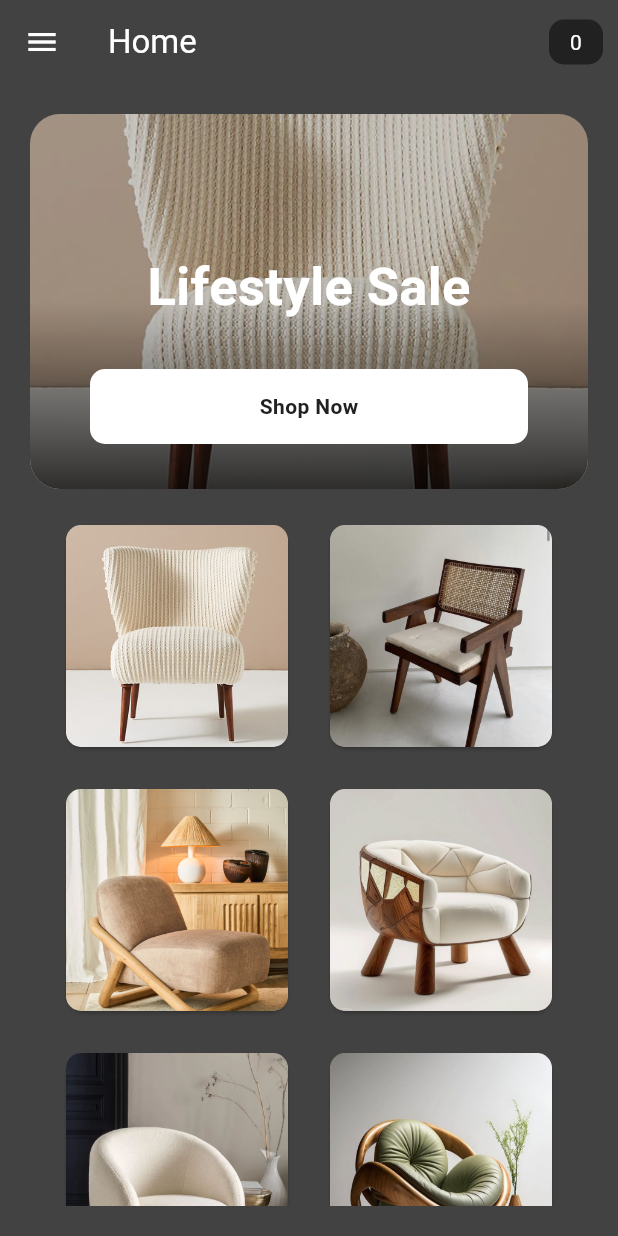
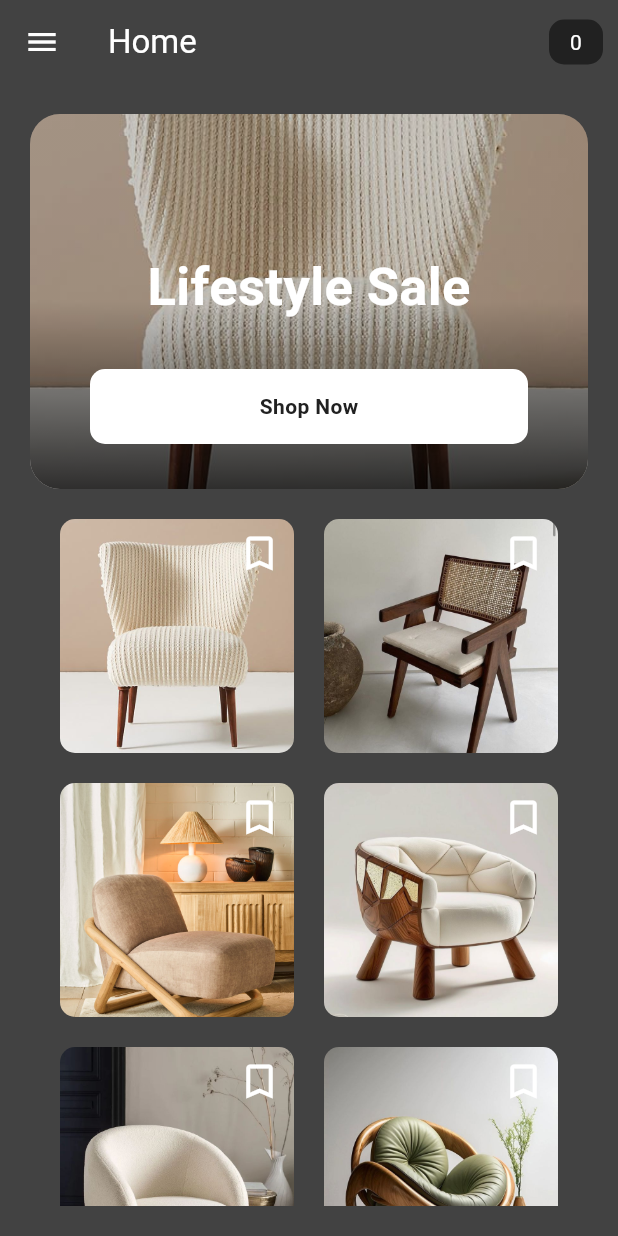
Before and after one commit to evcadhan021/grid_ui_with_animation, a Flutter app: the screen it shows after launch, on a phone screen of 412 x 824 dp. Run offline on Flutter 3.47's test engine with Material 3 defaults, Android fonts, the phone set to English and light mode, and no system bars.

Commit message:
gridview_ui_with_animation is Done

```diff
--- a/lib/main.dart
+++ b/lib/main.dart
@@ -24,13 +24,14 @@ class _HomePageState extends State<HomePage> {
     'assets/images/six.jpg',
   ];
 
+  // List to track bookmarked items
+  final List<bool> _isBookmarked = List<bool>.filled(6, false);
+
   @override
   Widget build(BuildContext context) {
     return Scaffold(
       backgroundColor: Colors.grey[800],
       appBar: AppBar(
-        // title: Text('Flutter App'),
-        // centerTitle: true,
         backgroundColor: Colors.transparent,
         leading: const Icon(
           Icons.menu,
@@ -125,23 +126,48 @@ class _HomePageState extends State<HomePage> {
                   padding: const EdgeInsets.all(20.0),
                   crossAxisSpacing: 20.0,
                   mainAxisSpacing: 20.0,
+                  children: List.generate(
+                    _listItem.length,
+                    (index) => Stack(
                       children: [
-                ..._listItem.map((item) => Card(
-                      child: Container(
+                        Container(
                           decoration: BoxDecoration(
                             borderRadius: BorderRadius.circular(10),
                             image: DecorationImage(
-                            image: AssetImage(item),
+                              image: AssetImage(_listItem[index]),
                               fit: BoxFit.cover,
                             ),
                           ),
                         ),
-                    )),
-              ],
-            ))
+                        Positioned(
+                          top: 8,
+                          right: 8,
+                          child: GestureDetector(
+                            onTap: () {
+                              setState(() {
+                                _isBookmarked[index] = !_isBookmarked[index];
+                              });
+                            },
+                            child: Icon(
+                              _isBookmarked[index]
+                                  ? Icons.bookmark
+                                  : Icons.bookmark_border,
+                              color: _isBookmarked[index]
+                                  ? Colors.yellow
+                                  : Colors.white,
+                              size: 30,
+                            ),
+                          ),
+                        ),
                       ],
                     ),
-      )),
+                  ),
+                ),
+              )
+            ],
+          ),
+        ),
+      ),
     );
   }
 }
```
Lines whose indentation alone changed are shown as unchanged.
